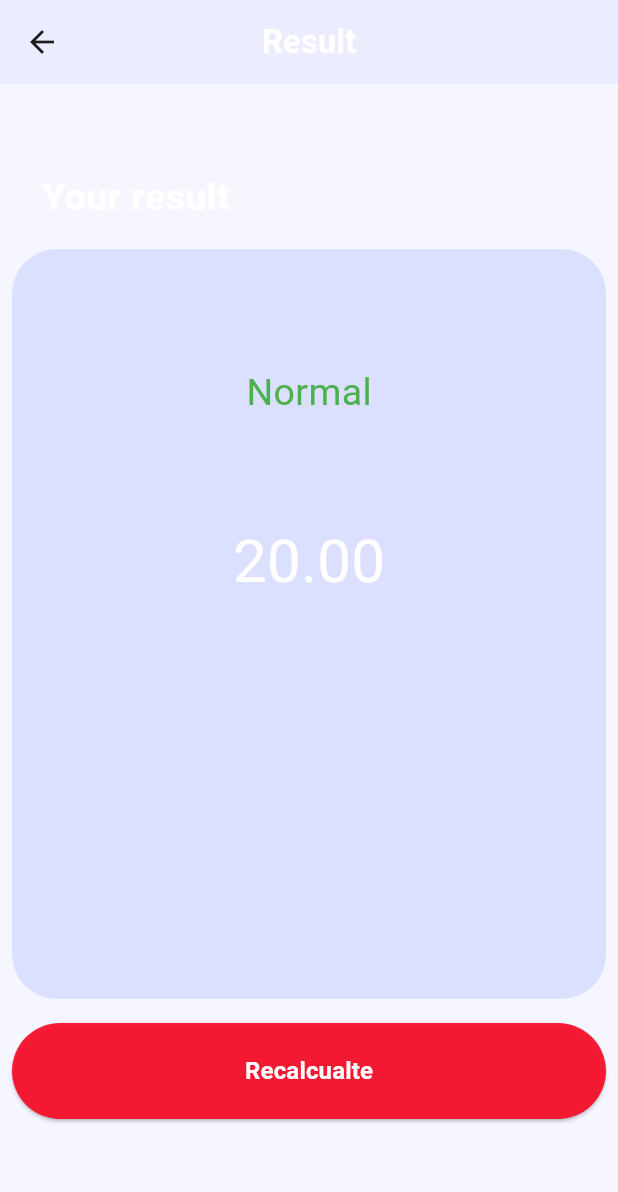
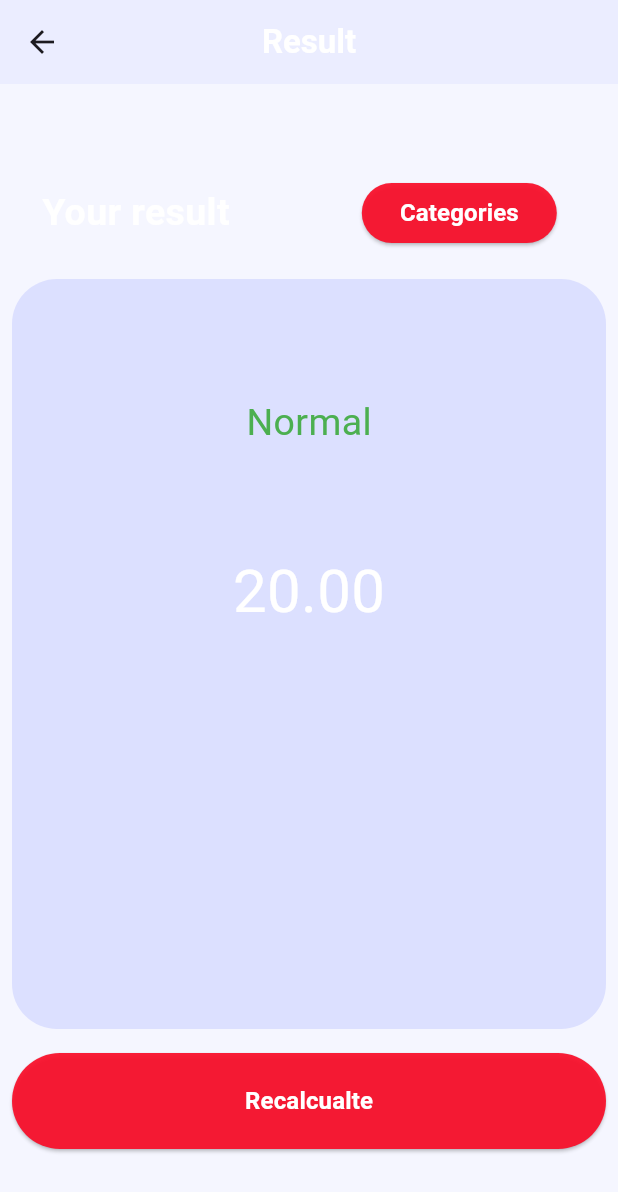
Before and after one commit to elmir01/bmi_calculator, a Flutter app: the screen it shows after launch, after a tap on "Calcualte", on a phone screen of 412 x 824 dp. Shown: the top 1192 px of the screen. Run offline on Flutter 3.47's test engine with Material 3 defaults, Android fonts, the phone set to English and light mode, and no system bars; missing offline and left inert: dart:ffi.

Commit message:
second-commit

```diff
--- a/lib/result_page.dart
+++ b/lib/result_page.dart
@@ -1,5 +1,6 @@
 import 'dart:ffi';
 import 'dart:math';
+import 'package:bmi_calculator/category_page.dart';
 
 import 'package:bmi_calculator/calculate_page.dart';
 import 'package:flutter/cupertino.dart';
@@ -68,11 +69,40 @@ class _ResultPageState extends State<ResultPage> {
             padding: const EdgeInsets.all(8.0) + EdgeInsets.only(left: 20),
             child: Align(
               alignment: Alignment.centerLeft,
-              child: Text('Your result',
-                  style: TextStyle(
-                      fontSize: 25,
-                      color: Colors.white,
-                      fontWeight: FontWeight.w600)),
+              child: Row(
+                children: [
+                  Text('Your result',
+                      style: TextStyle(
+                          fontSize: 25,
+                          color: Colors.white,
+                          fontWeight: FontWeight.w600)),
+                  Padding(
+                    padding:
+                        const EdgeInsets.all(8.0) + EdgeInsets.only(left: 80),
+                    child: SizedBox(
+                      width: 130,
+                      height: 40,
+                      child: ElevatedButton(
+                        onPressed: () {
+                          Navigator.push(
+                              context,
+                              MaterialPageRoute(
+                                  builder: (context) => CategoryPage()));
+                        },
+                        style: ElevatedButton.styleFrom(
+                            backgroundColor: Color.fromARGB(235, 250, 12, 39)),
+                        child: Text(
+                          'Categories',
+                          style: TextStyle(
+                              color: Colors.white,
+                              fontSize: 16,
+                              fontWeight: FontWeight.bold),
+                        ),
+                      ),
+                    ),
+                  )
+                ],
+              ),
             ),
           ),
           Padding(
```
Also changed, not shown: lib/category_page.dart (added, +128 -0 lines).
